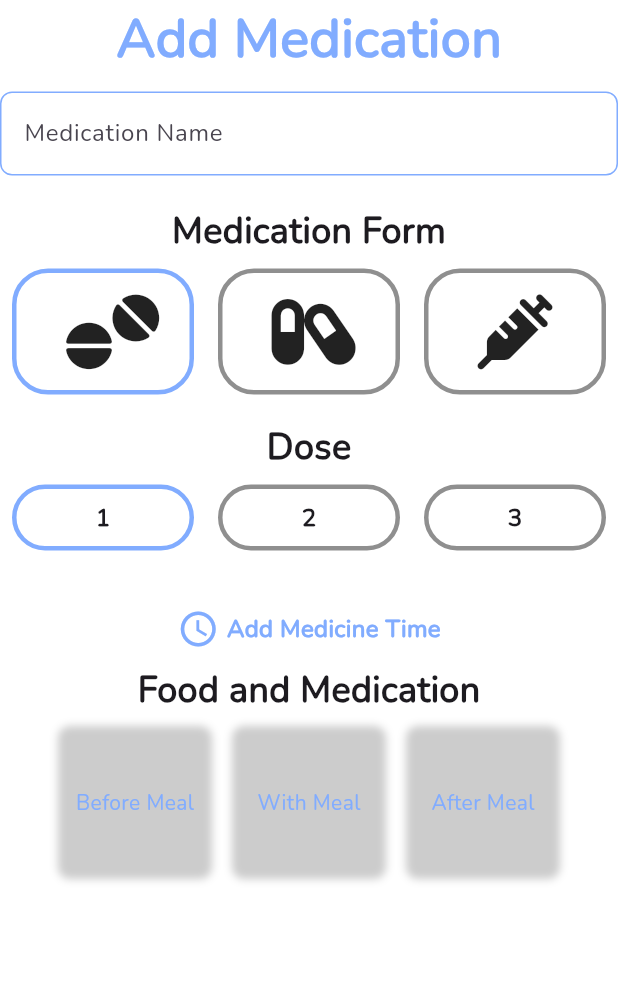
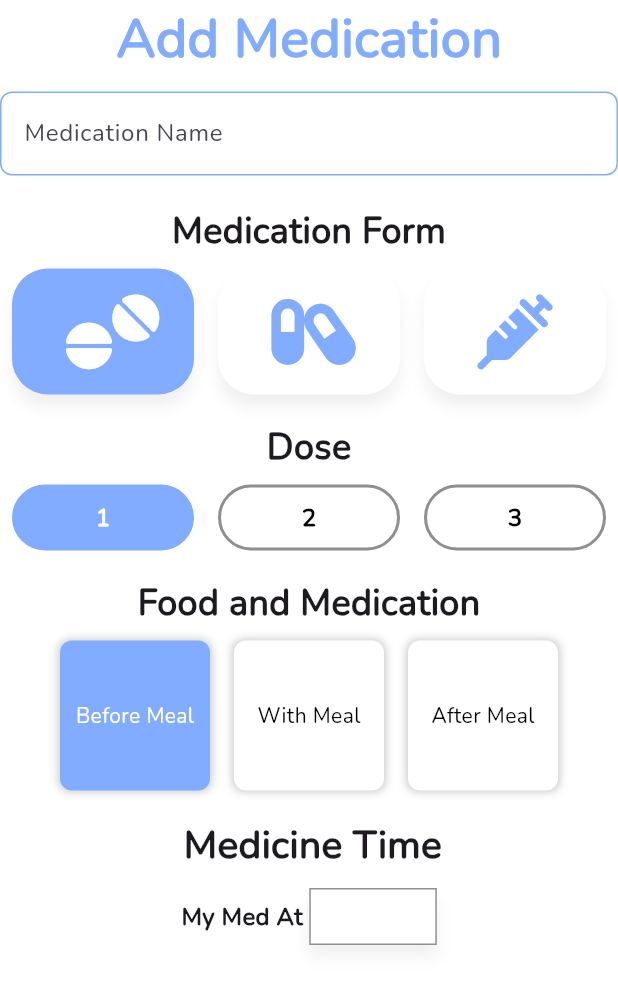
Before and after one commit to Mina176/Pill-Reminder, a Flutter app: the screen it shows after launch, on a phone screen of 412 x 824 dp. Shown: the top 989 px of the screen. Run offline on Flutter 3.47's test engine with Material 3 defaults, Android fonts, the phone set to English and light mode, and no system bars; our stand-ins replace font_awesome_flutter.

Commit message:
adding inverse color effect to selected cards & med time

```diff
--- a/lib/views/addDoseVew/widgets/add_dose_body.dart
+++ b/lib/views/addDoseVew/widgets/add_dose_body.dart
@@ -1,6 +1,6 @@
 import 'package:flutter/cupertino.dart';
 import 'package:flutter/material.dart';
-  import 'package:pill_reminder/views/addDoseVew/widgets/med_dose_select_section.dart';
+import 'package:pill_reminder/views/addDoseVew/widgets/med_dose_select_section.dart';
 import 'add_med_name_section.dart';
 import 'add_pill_time.dart';
 import 'food_and_med_section.dart';
@@ -39,7 +39,7 @@ class _AddDoseBodyState extends State<AddDoseBody> {
         SizedBox(
           height: 10,
         ),
-        MedDoseSection(
+        DoseSection(
           selectedindex: selectedDose,
           onChanged: (value) {
             setState(() {
@@ -48,13 +48,23 @@ class _AddDoseBodyState extends State<AddDoseBody> {
           },
         ),
         SizedBox(
-          height: 30,
+          height: 10,
         ),
-        AddPillTime(onTap: showTimePicker),
+        FoodAndMedSection(
+          selectedindex: selectedFood,
+          onChanged: (value) {
+            setState(() {
+              selectedFood = value;
+            });
+          },
+        ),
         SizedBox(
           height: 10,
         ),
-        FoodAndMedSection()
+        AddPillTime(
+          onTap: showTimePicker,
+          displayedTime: formattedTime,
+        )
       ],
     );
   }
@@ -79,7 +89,7 @@ class _AddDoseBodyState extends State<AddDoseBody> {
                   0,
                   0,
                   selectedTime?.hour ?? DateTime.now().hour,
-                  selectedTime?.hour ?? DateTime.now().hour,
+                  selectedTime?.minute ?? DateTime.now().minute,
                 ),
                 mode: CupertinoDatePickerMode.time,
                 onDateTimeChanged: (newTime) {
@@ -108,4 +118,12 @@ class _AddDoseBodyState extends State<AddDoseBody> {
       ),
     );
   }
+
+  String get formattedTime {
+    if (selectedTime == null) return "";
+    final hour = selectedTime!.hourOfPeriod.toString().padLeft(2, '0');
+    final minute = selectedTime!.minute.toString().padLeft(2, '0');
+    final period = selectedTime!.period == DayPeriod.am ? "AM" : "PM";
+    return "$hour:$minute $period";
+  }
 }
--- a/lib/views/addDoseVew/widgets/add_pill_time.dart
+++ b/lib/views/addDoseVew/widgets/add_pill_time.dart
@@ -1,37 +1,71 @@
-
-
 import 'package:flutter/material.dart';
 
 import '../../../constants.dart';
 
 class AddPillTime extends StatelessWidget {
-  const AddPillTime({super.key, required this.onTap});
+  const AddPillTime(
+      {super.key, required this.onTap, required this.displayedTime});
   final VoidCallback onTap;
+  final String displayedTime;
   @override
   Widget build(BuildContext context) {
-    return GestureDetector(
-      onTap: onTap,
-      child: Row(
+    return Column(
+      children: [
+        Row(
           mainAxisAlignment: MainAxisAlignment.center,
           children: [
-          Icon(
-            Icons.access_time_outlined,
-            color: kPrimaryColor,
-            size: 28,
-          ),
             SizedBox(
               width: 5,
             ),
             Text(
-            'Add Medicine Time',
+              'Medicine Time',
               style: TextStyle(
-              fontSize: 16,
-              color: kPrimaryColor,
+                fontSize: 26,
                 fontWeight: FontWeight.w900,
               ),
             ),
           ],
         ),
+        SizedBox(
+          height: 10,
+        ),
+        GestureDetector(
+          onTap: onTap,
+          child: Row(
+            mainAxisAlignment: MainAxisAlignment.center,
+            children: [
+              Text(
+                'My Med At ',
+                style: TextStyle(fontSize: 16, fontWeight: FontWeight.w900),
+              ),
+              Container(
+                width: 85,
+                decoration: BoxDecoration(
+                  color: Colors.white,
+                  border: Border.all(color: kDisabledColor),
+                  boxShadow: [
+                    BoxShadow(
+                      color: Colors.black
+                          .withValues(alpha: 0.06), // very subtle shadow
+                      blurRadius: 8,
+                      offset: Offset(0, 8.5),
+                    ),
+                  ],
+                ),
+                child: Center(
+                  child: Padding(
+                    padding: const EdgeInsets.all(8.0),
+                    child: Text(
+                      displayedTime,
+                      style: TextStyle(fontWeight: FontWeight.w700),
+                    ),
+                  ),
+                ),
+              )
+            ],
+          ),
+        ),
+      ],
     );
   }
 }
--- a/lib/views/addDoseVew/widgets/dose_count_item.dart
+++ b/lib/views/addDoseVew/widgets/dose_count_item.dart
@@ -2,11 +2,12 @@ import 'package:flutter/material.dart';
 import '../../../constants.dart';
 
 class DoseCountItem extends StatelessWidget {
-  const DoseCountItem(
-      {super.key,
-      required this.count,
-      required this.onPressed,
-      required this.isSelected});
+  const DoseCountItem({
+    super.key,
+    required this.count,
+    required this.onPressed,
+    required this.isSelected,
+  });
   final int count;
   final bool isSelected;
   final VoidCallback onPressed;
@@ -19,16 +20,20 @@ class DoseCountItem extends StatelessWidget {
         child: Container(
           width: 120,
           decoration: BoxDecoration(
+            color: isSelected ? kPrimaryColor : Colors.white,
             border: Border.all(
               color: isSelected ? kPrimaryColor : kDisabledColor,
-              width: 3,
+              width: 2,
             ),
             borderRadius: BorderRadius.circular(24),
           ),
           child: Center(
             child: Text(
               '${count + 1}',
-              style: TextStyle(fontSize: 16, fontWeight: FontWeight.w900),
+              style: TextStyle(
+                  color: isSelected ? Colors.white : Colors.black,
+                  fontSize: 16,
+                  fontWeight: FontWeight.w900),
             ),
           ),
         ),
--- a/lib/views/addDoseVew/widgets/food_and_med_section.dart
+++ b/lib/views/addDoseVew/widgets/food_and_med_section.dart
@@ -2,7 +2,11 @@ import 'package:flutter/material.dart';
 import 'package:pill_reminder/constants.dart';
 
 class FoodAndMedSection extends StatelessWidget {
-  const FoodAndMedSection({super.key});
+  const FoodAndMedSection(
+      {super.key, required this.selectedindex, required this.onChanged});
+  final int selectedindex;
+  final ValueChanged<int> onChanged;
+
   final List<String> foodAndMed = const [
     'Before Meal',
     'With Meal',
@@ -21,6 +25,10 @@ class FoodAndMedSection extends StatelessWidget {
           children: List.generate(3, (index) {
             return FoodCard(
               text: foodAndMed[index],
+              isSelected: selectedindex == index,
+              onPressed: () {
+                onChanged(index);
+              },
             );
           }),
         )
@@ -30,17 +38,27 @@ class FoodAndMedSection extends StatelessWidget {
 }
 
 class FoodCard extends StatelessWidget {
-  const FoodCard({super.key, required this.text});
+  const FoodCard(
+      {super.key,
+      required this.text,
+      required this.isSelected,
+      required this.onPressed});
   final String text;
+  final bool isSelected;
+  final VoidCallback onPressed;
   @override
   Widget build(BuildContext context) {
     return Padding(
       padding: const EdgeInsets.all(8.0),
+      child: GestureDetector(
+        onTap: onPressed,
         child: Container(
           width: 100,
           height: 100,
-        decoration:
-            BoxDecoration(borderRadius: BorderRadius.circular(8), boxShadow: [
+          decoration: BoxDecoration(
+              color: isSelected ? kPrimaryColor : Colors.white,
+              borderRadius: BorderRadius.circular(8),
+              boxShadow: [
                 BoxShadow(
                   color: Colors.black.withValues(alpha: 0.2),
                   blurRadius: 4,
@@ -50,7 +68,10 @@ class FoodCard extends StatelessWidget {
           child: Center(
             child: Text(
               text,
-            style: TextStyle(color: kPrimaryColor),
+              style: TextStyle(
+                  color: isSelected ? Colors.white : Colors.black,
+                  fontWeight: FontWeight.w500),
+            ),
           ),
         ),
       ),
--- a/lib/views/addDoseVew/widgets/med_dose_select_section.dart
+++ b/lib/views/addDoseVew/widgets/med_dose_select_section.dart
@@ -1,8 +1,8 @@
 import 'package:flutter/material.dart';
 import 'package:pill_reminder/views/addDoseVew/widgets/dose_count_item.dart';
 
-class MedDoseSection extends StatelessWidget {
-  const MedDoseSection({
+class DoseSection extends StatelessWidget {
+  const DoseSection({
     super.key,
     required this.selectedindex,
     required this.onChanged,
@@ -39,18 +39,3 @@ class MedDoseSection extends StatelessWidget {
     );
   }
 }
-
-
-// ListView.builder(
-//             scrollDirection: Axis.horizontal,
-//             itemCount: 3,
-//             itemBuilder: (context, index) {
-//               return DoseCountItem(
-//                 count: index,
-//                 onPressed: () {
-//                   onChanged(index);
-//                 },
-//                 isSelected: selectedindex == index,
-//               );
-//             },
-//           ),
--- a/lib/views/addDoseVew/widgets/med_type_card.dart
+++ b/lib/views/addDoseVew/widgets/med_type_card.dart
@@ -1,15 +1,16 @@
 import 'package:flutter/material.dart';
-import '../../../constants.dart';
 
 class MedTypeCard extends StatelessWidget {
   const MedTypeCard(
       {super.key,
-      required this.type,
       required this.onPressed,
-      required this.isSelected});
-  final Icon type;
+      required this.isSelected,
+      required this.icon,
+      required this.cardColor});
+  final Icon icon;
   final bool isSelected;
   final VoidCallback onPressed;
+  final Color cardColor;
 
   @override
   Widget build(BuildContext context) {
@@ -18,16 +19,20 @@ class MedTypeCard extends StatelessWidget {
       child: GestureDetector(
         onTap: onPressed,
         child: Container(
-          width: 120,
-          decoration: BoxDecoration(
-            border: Border.all(
-              color: isSelected == true ? kPrimaryColor : kDisabledColor,
-              width: 3,
+            width: 120,
+            decoration: BoxDecoration(
+              color: cardColor,
+              boxShadow: [
+                BoxShadow(
+                  color: Colors.black
+                      .withValues(alpha: 0.06), // very subtle shadow
+                  blurRadius: 8,
+                  offset: Offset(0, 8),
+                ),
+              ],
+              borderRadius: BorderRadius.circular(24),
             ),
-            borderRadius: BorderRadius.circular(24),
-          ),
-          child: Center(child: type),
-        ),
+            child: Center(child: icon)),
       ),
     );
   }
--- a/lib/views/addDoseVew/widgets/med_type_select_section.dart
+++ b/lib/views/addDoseVew/widgets/med_type_select_section.dart
@@ -1,5 +1,6 @@
 import 'package:flutter/material.dart';
 import 'package:font_awesome_flutter/font_awesome_flutter.dart';
+import 'package:pill_reminder/constants.dart';
 import 'package:pill_reminder/views/addDoseVew/widgets/med_type_card.dart';
 
 class MedTypeSection extends StatelessWidget {
@@ -11,10 +12,10 @@ class MedTypeSection extends StatelessWidget {
 
   @override
   Widget build(BuildContext context) {
-    final List<Icon> typeIcons = const [
-      Icon(FontAwesomeIcons.tablets, size: 50),
-      Icon(FontAwesomeIcons.capsules, size: 50),
-      Icon(FontAwesomeIcons.syringe, size: 50),
+    final List<IconData> typeIcons = const [
+      FontAwesomeIcons.tablets,
+      FontAwesomeIcons.capsules,
+      FontAwesomeIcons.syringe,
     ];
     return Column(
       children: [
@@ -28,7 +29,14 @@ class MedTypeSection extends StatelessWidget {
               children: List.generate(typeIcons.length, (index) {
                 return Expanded(
                     child: MedTypeCard(
-                  type: typeIcons[index],
+                  cardColor:
+                      selectedindex == index ? kPrimaryColor : Colors.white,
+                  icon: Icon(
+                    typeIcons[index],
+                    size: 50,
+                    color:
+                        selectedindex == index ? Colors.white : kPrimaryColor,
+                  ),
                   onPressed: () {
                     onChanged(index);
                   },
```
Lines whose indentation alone changed are shown as unchanged.
